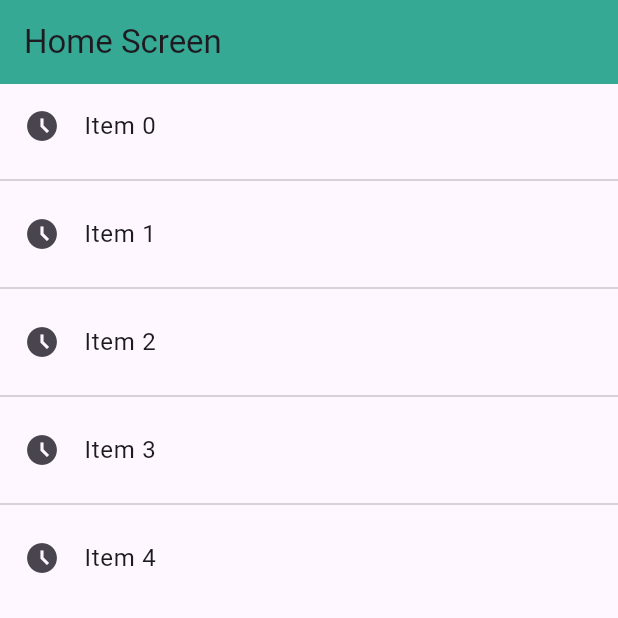
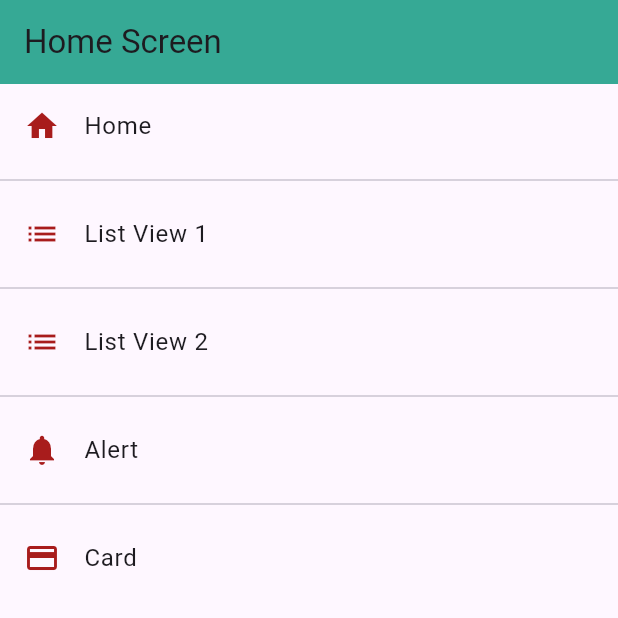
Before and after one commit to CarlosR99/components, a Flutter app: the screen it shows after launch, on a phone screen of 412 x 824 dp, the top half of it. Run offline on Flutter 3.47's test engine with Material 3 defaults, Android fonts, the phone set to English and light mode, and no system bars.

Commit message:
Refactorización de rutas y opciones de menú
Se refactorizaron las rutas y opciones de menú en la aplicación. Se importó el archivo `app_routes.dart` en `home_screen.dart` y se utilizó para generar las rutas y opciones de menú. Se eliminaron las importaciones y rutas innecesarias en `main.dart`. Además, se agregó una nueva clase `MenuOptions` en `menu_options.dart` para definir las opciones de menú. Estos cambios mejoran la organización y mantenibilidad del código.

```diff
--- a/lib/main.dart
+++ b/lib/main.dart
@@ -1,6 +1,8 @@
+import 'package:components/src/router/app_routes.dart';
+//import 'package:flutter/foundation.dart';
 import 'package:flutter/material.dart';
 
-import 'src/screens/screens.dart';
+//import 'src/screens/screens.dart';
 
 void main() => runApp(const MyApp());
 
@@ -12,21 +14,30 @@ class MyApp extends StatelessWidget {
     return MaterialApp(
       debugShowCheckedModeBanner: false,
       title: 'Material App',
+      initialRoute: AppRoutes.initialRoute,
+      routes: AppRoutes.getAppRoutes(),
+      onGenerateRoute: AppRoutes.onGenerateRoute,
       //home: Liveview1Screen());
       //home: const CardScreen(),
-      initialRoute: 'Home',
-      routes: {
-        'Home': (_) => const HomeScreen(),
-        'listview1': (_) => const Liveview1Screen(),
-        'listview2': (_) => const Liveview2Screen(),
-        'Alert': (_) => const AlertScreen(),
-        'Card': (_) => const CardScreen(),
+      //initialRoute: 'Home',
+      // routes: const {
+      //'Home': (_) => const HomeScreen(),
+      //'listview1': (_) => const Liveview1Screen(),
+      //'listview2': (_) => const Liveview2Screen(),
+      //'Alert': (_) => const AlertScreen(),
+      //'Card': (_) => const CardScreen(),
 
-        //'listview1': (BuildContext contex) => const Liveview1Screen(),
-        //'listview2': (BuildContext contex) => const Liveview2Screen(),
-        //'Alert': (BuildContext contex) => const AlertScreen(),
-        //'Card': (BuildContext contex) => const CardScreen(),
-      },
+      //'listview1': (BuildContext contex) => const Liveview1Screen(),
+      //'listview2': (BuildContext contex) => const Liveview2Screen(),
+      //'Alert': (BuildContext contex) => const AlertScreen(),
+      //'Card': (BuildContext contex) => const CardScreen(),
+      // },
+      //onGenerateRoute: (settings) {
+      //if (kDebugMode) {
+      //print(settings);
+      //}
+      //return MaterialPageRoute(builder: (_) => const AlertScreen());
+      //}
     );
   }
 }
--- /dev/null
+++ b/lib/src/models/menu_options.dart
@@ -0,0 +1,15 @@
+import 'package:flutter/material.dart' show IconData, Widget;
+
+class MenuOptions {
+  final String route;
+  final IconData icon;
+  final String title;
+  final Widget page;
+
+  MenuOptions({
+    required this.route,
+    required this.icon,
+    required this.title,
+    required this.page,
+  });
+}
--- /dev/null
+++ b/lib/src/models/models.dart
@@ -0,0 +1 @@
+export 'package:components/src/models/menu_options.dart';
--- /dev/null
+++ b/lib/src/router/app_routes.dart
@@ -0,0 +1,60 @@
+import 'package:components/src/models/models.dart';
+import 'package:components/src/screens/screens.dart';
+import 'package:flutter/material.dart';
+
+class AppRoutes {
+  static const initialRoute = 'Home';
+  static final menuOptions = <MenuOptions>[
+    MenuOptions(
+      route: 'Home',
+      icon: Icons.home,
+      title: 'Home',
+      page: const HomeScreen(),
+    ),
+    MenuOptions(
+      route: 'listview1',
+      icon: Icons.list,
+      title: 'List View 1',
+      page: const Liveview1Screen(),
+    ),
+    MenuOptions(
+      route: 'listview2',
+      icon: Icons.list,
+      title: 'List View 2',
+      page: const Liveview2Screen(),
+    ),
+    MenuOptions(
+      route: 'Alert',
+      icon: Icons.notifications,
+      title: 'Alert',
+      page: const AlertScreen(),
+    ),
+    MenuOptions(
+      route: 'Card',
+      icon: Icons.credit_card,
+      title: 'Card',
+      page: const CardScreen(),
+    ),
+  ];
+  static Map<String, Widget Function(BuildContext)> getAppRoutes() {
+    Map<String, Widget Function(BuildContext)> appRoutes = {};
+    for (final option in menuOptions) {
+      appRoutes.addAll({option.route: (_) => option.page});
+    }
+    return appRoutes;
+  }
+
+  static Route<dynamic> onGenerateRoute(RouteSettings settings) {
+    return MaterialPageRoute(builder: (_) => const AlertScreen());
+  }
+  //static Map<String, Widget Function(BuildContext)> routes = {
+  //'Home': (_) => const HomeScreen(),
+  //'listview1': (_) => const Liveview1Screen(),
+  //'listview2': (_) => const Liveview2Screen(),
+  //'Alert': (_) => const AlertScreen(),
+  //'Card': (_) => const CardScreen(),
+  //};
+  //static Route<dynamic> onGenerateRoute(RouteSettings settings) {
+  // return MaterialPageRoute(builder: (_) => const AlertScreen());
+  //}
+}
--- a/lib/src/screens/alert_screen.dart
+++ b/lib/src/screens/alert_screen.dart
@@ -7,7 +7,7 @@ class AlertScreen extends StatelessWidget {
   Widget build(BuildContext context) {
     return const Scaffold(
       body: Center(
-        child: Text('CardScreen'),
+        child: Text('Alert Screen'),
       ),
     );
   }
--- a/lib/src/screens/home_screen.dart
+++ b/lib/src/screens/home_screen.dart
@@ -1,3 +1,4 @@
+import 'package:components/src/router/app_routes.dart';
 import 'package:flutter/material.dart';
 
 void main() => runApp(const HomeScreen());
@@ -7,6 +8,7 @@ class HomeScreen extends StatelessWidget {
 
   @override
   Widget build(BuildContext context) {
+    final menuOptions = AppRoutes.menuOptions;
     return Scaffold(
       appBar: AppBar(
         title: const Text('Home Screen'),
@@ -15,14 +17,15 @@ class HomeScreen extends StatelessWidget {
       ),
       body: ListView.separated(
         itemBuilder: (context, index) => ListTile(
-          leading: const Icon(Icons.access_time_filled),
-          title: Text('Item $index'),
+          leading: Icon(menuOptions[index].icon,
+              color: const Color.fromARGB(255, 168, 28, 28)),
+          title: Text(menuOptions[index].title),
           onTap: () {
-            print('Item $index');
+            Navigator.pushNamed(context, menuOptions[index].route);
           },
         ),
         separatorBuilder: (_, __) => const Divider(),
-        itemCount: 5,
+        itemCount: menuOptions.length,
       ),
     );
   }
--- a/lib/src/screens/listview2_screen.dart
+++ b/lib/src/screens/listview2_screen.dart
@@ -1,3 +1,4 @@
+import 'package:flutter/foundation.dart';
 import 'package:flutter/material.dart';
 
 class Liveview2Screen extends StatelessWidget {
@@ -19,7 +20,9 @@ class Liveview2Screen extends StatelessWidget {
           onTap: () {
             //final osp = options[index];
             //print(osp);
-            print(options[index]);
+            if (kDebugMode) {
+              print(options[index]);
+            }
           },
         ),
         separatorBuilder: (_, __) => const Divider(),
```
